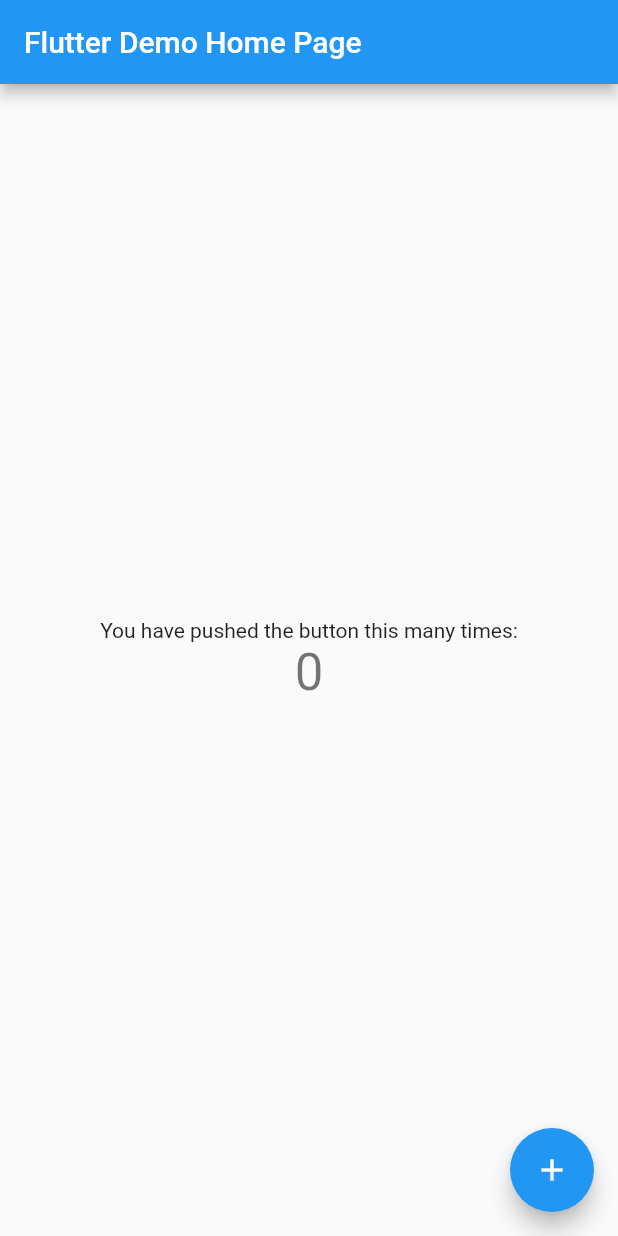
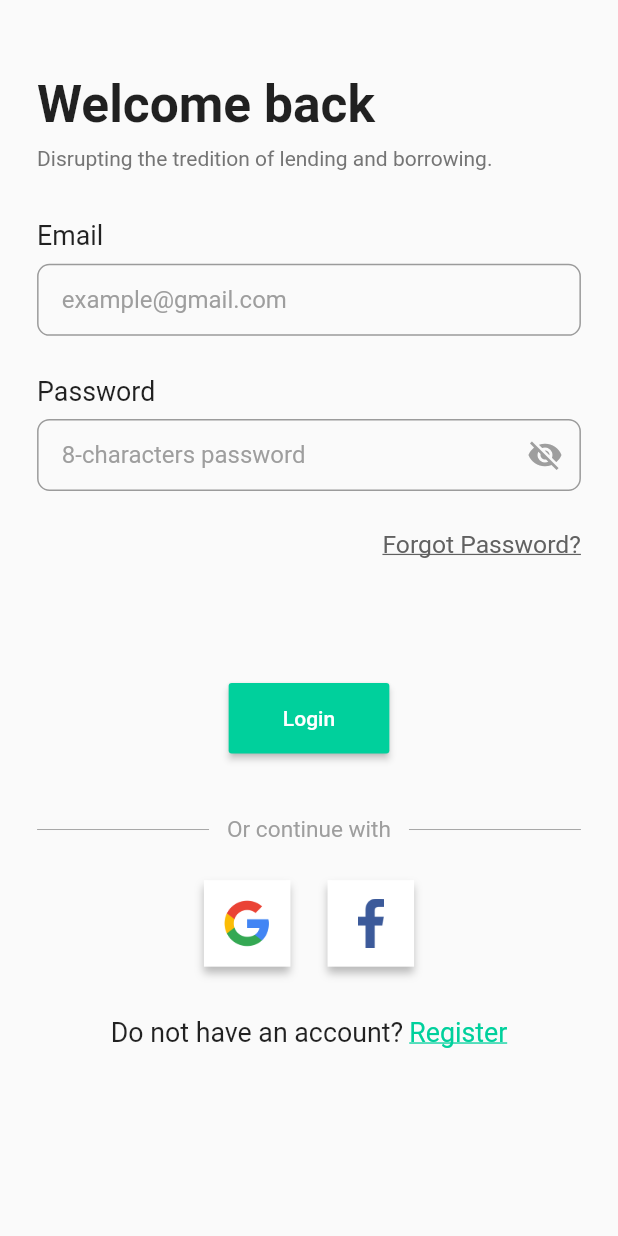
Before and after one commit to SamirOk123/login-page, a Flutter app: the screen it shows after launch, on a phone screen of 412 x 824 dp. Run offline on Flutter 3.47's test engine with Material 2 defaults, Android fonts, the phone set to English and light mode, and no system bars; our stand-ins replace sizer.

Commit message:
Login screen completed

```diff
--- /dev/null
+++ b/lib/constants.dart
@@ -0,0 +1,5 @@
+import 'package:flutter/material.dart';
+
+//COLORS
+
+const kGreen = Color(0xff00d09c);
--- a/lib/main.dart
+++ b/lib/main.dart
@@ -1,4 +1,6 @@
 import 'package:flutter/material.dart';
+import 'package:sizer/sizer.dart';
+import 'package:toto_project/views/login_screen.dart';
 
 void main() {
   runApp(const MyApp());
@@ -7,109 +9,19 @@ void main() {
 class MyApp extends StatelessWidget {
   const MyApp({Key? key}) : super(key: key);
 
-  // This widget is the root of your application.
   @override
   Widget build(BuildContext context) {
-    return MaterialApp(
-      title: 'Flutter Demo',
-      theme: ThemeData(
-        // This is the theme of your application.
-        //
-        // Try running your application with "flutter run". You'll see the
-        // application has a blue toolbar. Then, without quitting the app, try
-        // changing the primarySwatch below to Colors.green and then invoke
-        // "hot reload" (press "r" in the console where you ran "flutter run",
-        // or simply save your changes to "hot reload" in a Flutter IDE).
-        // Notice that the counter didn't reset back to zero; the application
-        // is not restarted.
-        primarySwatch: Colors.blue,
-      ),
-      home: const MyHomePage(title: 'Flutter Demo Home Page'),
+    return Sizer(
+      builder: (context, orientation, deviceType) {
+        return MaterialApp(
+          title: 'Todo Project',
+          debugShowCheckedModeBanner: false,
+          theme: ThemeData(
+            primarySwatch: Colors.teal,
+          ),
+          home: const LoginScreen(),
+        );
+      },
     );
   }
 }
-
-class MyHomePage extends StatefulWidget {
-  const MyHomePage({Key? key, required this.title}) : super(key: key);
-
-  // This widget is the home page of your application. It is stateful, meaning
-  // that it has a State object (defined below) that contains fields that affect
-  // how it looks.
-
-  // This class is the configuration for the state. It holds the values (in this
-  // case the title) provided by the parent (in this case the App widget) and
-  // used by the build method of the State. Fields in a Widget subclass are
-  // always marked "final".
-
-  final String title;
-
-  @override
-  State<MyHomePage> createState() => _MyHomePageState();
-}
-
-class _MyHomePageState extends State<MyHomePage> {
-  int _counter = 0;
-
-  void _incrementCounter() {
-    setState(() {
-      // This call to setState tells the Flutter framework that something has
-      // changed in this State, which causes it to rerun the build method below
-      // so that the display can reflect the updated values. If we changed
-      // _counter without calling setState(), then the build method would not be
-      // called again, and so nothing would appear to happen.
-      _counter++;
-    });
-  }
-
-  @override
-  Widget build(BuildContext context) {
-    // This method is rerun every time setState is called, for instance as done
-    // by the _incrementCounter method above.
-    //
-    // The Flutter framework has been optimized to make rerunning build methods
-    // fast, so that you can just rebuild anything that needs updating rather
-    // than having to individually change instances of widgets.
-    return Scaffold(
-      appBar: AppBar(
-        // Here we take the value from the MyHomePage object that was created by
-        // the App.build method, and use it to set our appbar title.
-        title: Text(widget.title),
-      ),
-      body: Center(
-        // Center is a layout widget. It takes a single child and positions it
-        // in the middle of the parent.
-        child: Column(
-          // Column is also a layout widget. It takes a list of children and
-          // arranges them vertically. By default, it sizes itself to fit its
-          // children horizontally, and tries to be as tall as its parent.
-          //
-          // Invoke "debug painting" (press "p" in the console, choose the
-          // "Toggle Debug Paint" action from the Flutter Inspector in Android
-          // Studio, or the "Toggle Debug Paint" command in Visual Studio Code)
-          // to see the wireframe for each widget.
-          //
-          // Column has various properties to control how it sizes itself and
-          // how it positions its children. Here we use mainAxisAlignment to
-          // center the children vertically; the main axis here is the vertical
-          // axis because Columns are vertical (the cross axis would be
-          // horizontal).
-          mainAxisAlignment: MainAxisAlignment.center,
-          children: <Widget>[
-            const Text(
-              'You have pushed the button this many times:',
-            ),
-            Text(
-              '$_counter',
-              style: Theme.of(context).textTheme.headline4,
-            ),
-          ],
-        ),
-      ),
-      floatingActionButton: FloatingActionButton(
-        onPressed: _incrementCounter,
-        tooltip: 'Increment',
-        child: const Icon(Icons.add),
-      ), // This trailing comma makes auto-formatting nicer for build methods.
-    );
-  }
-}
--- a/lib/views/login_screen.dart
+++ b/lib/views/login_screen.dart
@@ -0,0 +1,153 @@
+import 'package:flutter/material.dart';
+import 'package:sizer/sizer.dart';
+import 'package:toto_project/constants.dart';
+import 'package:toto_project/widgets/email_password_header.dart';
+import 'package:toto_project/widgets/google_fb.dart';
+import 'package:toto_project/widgets/text_field.dart';
+
+class LoginScreen extends StatelessWidget {
+  const LoginScreen({Key? key}) : super(key: key);
+
+  @override
+  Widget build(BuildContext context) {
+    return SafeArea(
+      child: Scaffold(
+        body: SingleChildScrollView(
+          child: Padding(
+            padding: EdgeInsets.symmetric(horizontal: 3.h),
+            child: Column(
+              mainAxisAlignment: MainAxisAlignment.spaceEvenly,
+              children: [
+                SizedBox(
+                  height: 6.h,
+                ),
+                Align(
+                  alignment: Alignment.centerLeft,
+                  child: Text(
+                    'Welcome back',
+                    textAlign: TextAlign.start,
+                    style:
+                        TextStyle(fontSize: 25.sp, fontWeight: FontWeight.bold),
+                  ),
+                ),
+                SizedBox(
+                  height: 1.h,
+                ),
+                Align(
+                  alignment: Alignment.centerLeft,
+                  child: Text(
+                    'Disrupting the tredition of lending and borrowing.',
+                    style: TextStyle(color: Colors.grey[600]),
+                  ),
+                ),
+                SizedBox(
+                  height: 4.h,
+                ),
+                const EmailPasswordHeader(label: 'Email'),
+                SizedBox(
+                  height: 1.h,
+                ),
+                const CustomTextField(hintText: 'example@gmail.com'),
+                SizedBox(
+                  height: 3.h,
+                ),
+                const EmailPasswordHeader(label: 'Password'),
+                SizedBox(
+                  height: 1.h,
+                ),
+                const CustomTextField(
+                  hintText: '8-characters password',
+                  suffixIcon: Icon(
+                    Icons.visibility_off,
+                    color: Colors.grey,
+                  ),
+                ),
+                SizedBox(
+                  height: 3.h,
+                ),
+                Align(
+                  alignment: Alignment.centerRight,
+                  child: Text(
+                    'Forgot Password?',
+                    style: TextStyle(
+                      decoration: TextDecoration.underline,
+                      fontSize: 12.sp,
+                      color: Colors.grey[700],
+                    ),
+                  ),
+                ),
+                SizedBox(
+                  height: 10.h,
+                ),
+                MaterialButton(
+                  height: 5.7.h,
+                  minWidth: 26.w,
+                  color: kGreen,
+                  textColor: Colors.white,
+                  onPressed: () {},
+                  child: const Text("Login"),
+                ),
+                SizedBox(
+                  height: 5.h,
+                ),
+                SizedBox(
+                  width: MediaQuery.of(context).size.width,
+                  child: Row(
+                    children: [
+                      Expanded(
+                        child: Container(
+                          height: 0.6,
+                          color: Colors.grey,
+                          margin: const EdgeInsets.only(right: 12),
+                        ),
+                      ),
+                      Text(
+                        "Or continue with",
+                        style: TextStyle(fontSize: 11.sp, color: Colors.grey),
+                      ),
+                      Expanded(
+                        child: Container(
+                          height: 0.6,
+                          color: Colors.grey,
+                          margin: const EdgeInsets.only(left: 12),
+                        ),
+                      ),
+                    ],
+                  ),
+                ),
+                SizedBox(
+                  height: 3.h,
+                ),
+                const GoogleFbIcons(),
+                SizedBox(
+                  height: 4.h,
+                ),
+                Row(
+                  mainAxisAlignment: MainAxisAlignment.center,
+                  children: [
+                    Text(
+                      'Do not have an account?',
+                      style: TextStyle(
+                          fontSize: 13.sp, fontWeight: FontWeight.w400),
+                    ),
+                    SizedBox(
+                      width: 1.w,
+                    ),
+                    Text(
+                      'Register',
+                      style: TextStyle(
+                          decoration: TextDecoration.underline,
+                          color: kGreen,
+                          fontSize: 13.sp,
+                          fontWeight: FontWeight.w400),
+                    ),
+                  ],
+                ),
+              ],
+            ),
+          ),
+        ),
+      ),
+    );
+  }
+}
--- /dev/null
+++ b/lib/widgets/email_password_header.dart
@@ -0,0 +1,19 @@
+import 'package:flutter/material.dart';
+import 'package:sizer/sizer.dart';
+
+class EmailPasswordHeader extends StatelessWidget {
+  const EmailPasswordHeader({Key? key, required this.label}) : super(key: key);
+
+  final String label;
+
+  @override
+  Widget build(BuildContext context) {
+    return Align(
+      alignment: Alignment.centerLeft,
+      child: Text(
+        label,
+        style: TextStyle(fontWeight: FontWeight.w400, fontSize: 13.sp),
+      ),
+    );
+  }
+}
--- /dev/null
+++ b/lib/widgets/google_fb.dart
@@ -0,0 +1,44 @@
+import 'package:flutter/material.dart';
+import 'package:sizer/sizer.dart';
+
+class GoogleFbIcons extends StatelessWidget {
+  const GoogleFbIcons({Key? key}) : super(key: key);
+
+  @override
+  Widget build(BuildContext context) {
+    return Row(
+      mainAxisAlignment: MainAxisAlignment.center,
+      children: [
+        Container(
+          width: 7.h,
+          height: 7.h,
+          decoration: const BoxDecoration(
+            color: Colors.white,
+            boxShadow: [
+              BoxShadow(
+                  offset: Offset(0, 4), blurRadius: 4, color: Colors.black26)
+            ],
+          ),
+          padding: EdgeInsets.all(1.5.h),
+          child: Image.asset('assets/google.png'),
+        ),
+        SizedBox(
+          width: 6.w,
+        ),
+        Container(
+          width: 7.h,
+          height: 7.h,
+          decoration: const BoxDecoration(
+            color: Colors.white,
+            boxShadow: [
+              BoxShadow(
+                  offset: Offset(0, 4), blurRadius: 4, color: Colors.black26)
+            ],
+          ),
+          padding: EdgeInsets.all(1.5.h),
+          child: Image.asset('assets/facebook.png'),
+        ),
+      ],
+    );
+  }
+}
--- /dev/null
+++ b/lib/widgets/text_field.dart
@@ -0,0 +1,28 @@
+import 'package:flutter/material.dart';
+import 'package:sizer/sizer.dart';
+
+class CustomTextField extends StatelessWidget {
+  const CustomTextField({Key? key, required this.hintText, this.suffixIcon})
+      : super(key: key);
+
+  final String hintText;
+  final Icon? suffixIcon;
+
+  @override
+  Widget build(BuildContext context) {
+    return SizedBox(
+      height: 6.h,
+      child: TextField(
+        decoration: InputDecoration(
+          contentPadding: EdgeInsets.only(top: 1.h, left: 2.h),
+          border: OutlineInputBorder(
+            borderRadius: BorderRadius.circular(1.h),
+          ),
+          hintText: hintText,
+          hintStyle: const TextStyle(color: Colors.grey),
+          suffixIcon: suffixIcon,
+        ),
+      ),
+    );
+  }
+}
```
Also changed, not shown: pubspec.yaml (+6 -69 lines), assets/facebook.png (added), assets/google.png (added), pubspec.lock.
